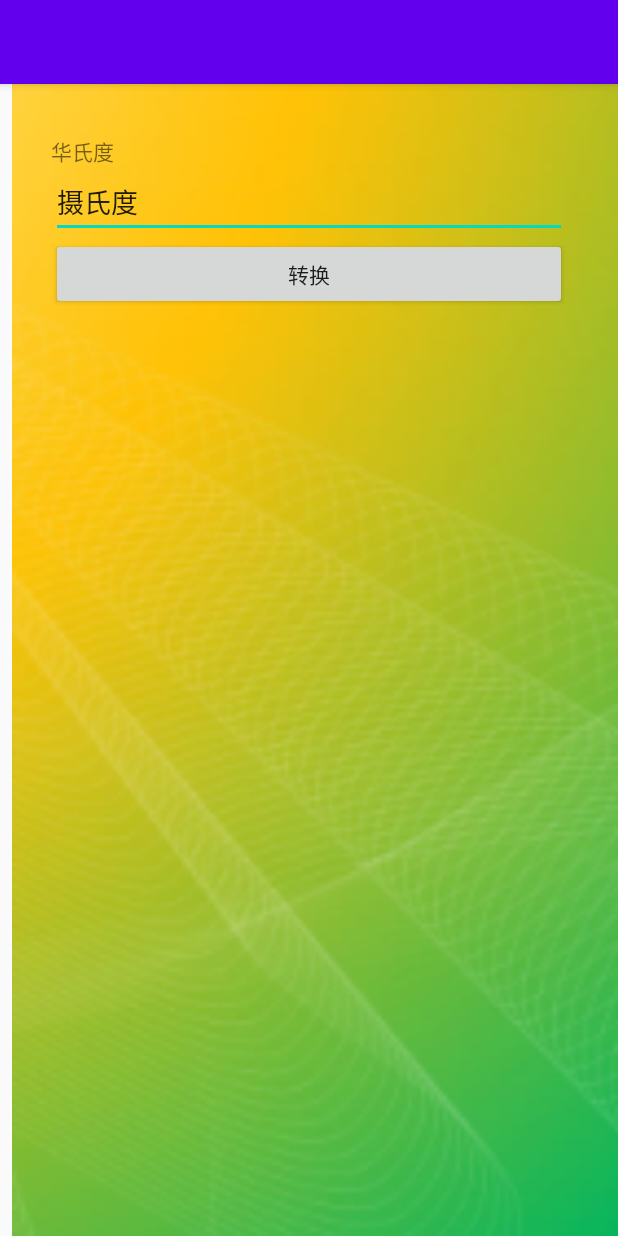
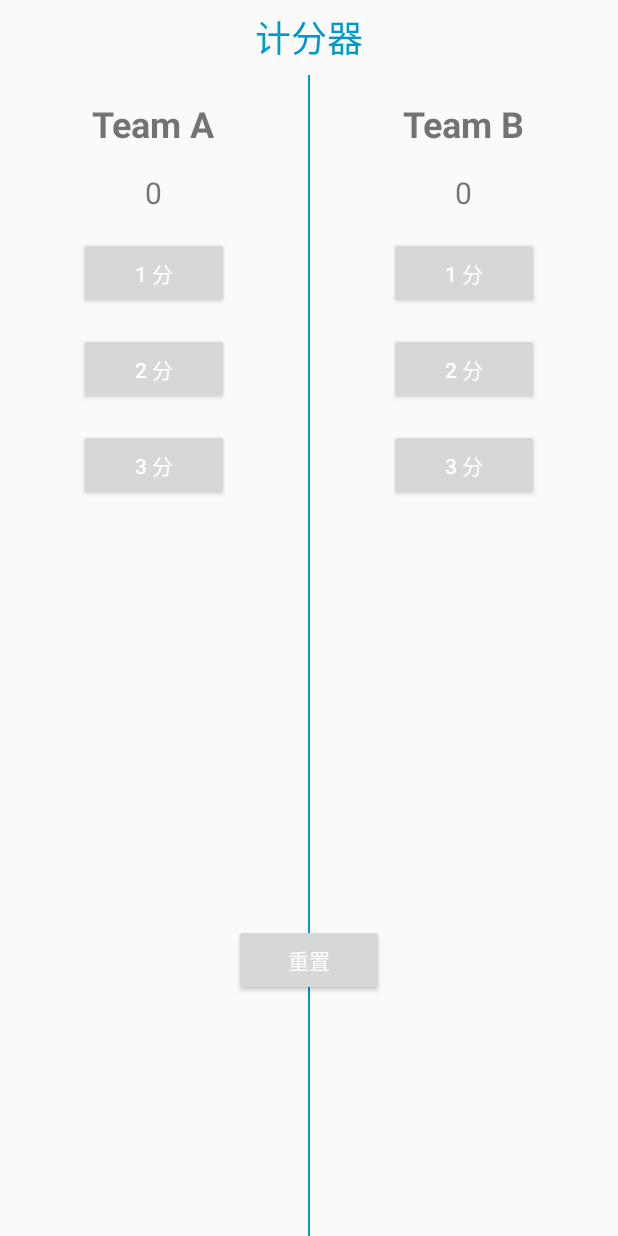
Before and after one commit to starplatunum/APP1, an Android app: the screen it shows after launch (MainActivity), on a phone screen of 412 x 824 dp. Run offline under Robolectric (Android 15) with nearby library versions, the phone set to English and light mode, and no system bars.

Commit message:
BasketballCourtCounter

```diff
--- a/app/src/main/AndroidManifest.xml
+++ b/app/src/main/AndroidManifest.xml
@@ -5,7 +5,7 @@
     <application
         android:allowBackup="true"
         android:icon="@mipmap/ic_launcher"
-        android:label="@string/app_name"
+
         android:roundIcon="@mipmap/ic_launcher_round"
         android:supportsRtl="true"
         android:theme="@style/AppTheme">
--- /dev/null
+++ b/app/src/main/java/com/example/app1/App.java
@@ -0,0 +1,20 @@
+package com.example.app1;
+
+import android.app.Activity;
+import android.app.Application;
+
+import java.util.Stack;
+
+public class App extends Application {
+    //是否第一次进入MainActivity
+    private static boolean newSession = true;
+
+    public static boolean getNewSession(){
+        return newSession;
+    }
+
+    public static void setNewSession(){
+        newSession = false;
+    }
+
+}
--- /dev/null
+++ b/app/src/main/java/com/example/app1/BasketballCourtCounterActivity.java
@@ -0,0 +1,109 @@
+package com.example.app1;
+
+import androidx.appcompat.app.AppCompatActivity;
+
+import android.app.Activity;
+import android.app.AlertDialog;
+import android.content.Intent;
+import android.os.Bundle;
+import android.view.View;
+import android.widget.TextView;
+
+public class BasketballCourtCounterActivity extends Activity {
+
+    @Override
+    protected void onCreate(Bundle savedInstanceState) {
+        super.onCreate(savedInstanceState);
+        setContentView(R.layout.activity_basketball_court_counter);
+        alert("篮球比赛计分器使用说明", "1、可点按各个加分按钮进行加分\n2、重置按钮可重置比分");
+    }
+
+    @Override
+    public void onBackPressed() {
+        super.onBackPressed();
+    }
+
+    public void backHome(View view) {
+        /*
+         * 返回主页
+         * */
+        this.finish();
+        onBackPressed();
+    }
+
+    public void teamA_AddScore(View view) {
+        /*
+         * Team A加score分
+         * @Param oldScore 原成绩
+         * @Param score  要加的成绩
+         * */
+        TextView teamAScore = (TextView) findViewById(R.id.teamAScore);
+        int oldScore = Integer.parseInt(teamAScore.getText().toString());
+        int score = Integer.parseInt(view.getTag().toString());
+        teamAScore.setText("" + (score + oldScore));
+    }
+
+    public void teamB_AddScore(View view) {
+        /*
+         * Team B加score分
+         * @Param oldScore 原成绩
+         * @Param score  要加的成绩
+         * */
+        TextView teamBScore = (TextView) findViewById(R.id.teamBScore);
+        int oldScore = Integer.parseInt((String) teamBScore.getText());
+        int score = Integer.parseInt(view.getTag().toString());
+        teamBScore.setText("" + (score + oldScore));
+    }
+
+    public void reset(View view) {
+        /*
+         * 重置比分
+         * */
+        TextView teamAScore = (TextView) findViewById(R.id.teamAScore);
+        TextView teamBScore = (TextView) findViewById(R.id.teamBScore);
+        teamAScore.setText("0");
+        teamBScore.setText("0");
+
+        /*
+         * 发送提示信息
+         * */
+        alert("重置成功！");
+    }
+
+    private void alert(String message) {
+        /*
+         * 提示信息
+         * */
+        AlertDialog.Builder builder = new AlertDialog.Builder(this);
+        builder.setTitle("提示");
+        builder.setMessage(message);
+        builder.show();
+    }
+
+    private void alert(String title, String message) {
+        /*
+         * 提示信息
+         * */
+        AlertDialog.Builder builder = new AlertDialog.Builder(this);
+        builder.setTitle(title);
+        builder.setMessage(message);
+        builder.show();
+    }
+
+    public void over(View view) {
+        /*
+         * 结算比赛得分
+         * */
+        TextView teamAScore = findViewById(R.id.teamAScore);
+        TextView teamBScore = findViewById(R.id.teamBScore);
+
+        int teamAscore = Integer.parseInt(teamAScore.getText().toString());
+        int teamBscore = Integer.parseInt(teamBScore.getText().toString());
+
+        if(teamAscore == teamBscore)alert("比赛结果","难分伯仲！");
+        else if(teamAscore > teamBscore)alert("比赛结果","Team A取得了最后胜利！");
+        else alert("比赛结果","Team B取得了最后胜利！");
+    }
+
+
+}
--- a/app/src/main/java/com/example/app1/ButtonActivity.java
+++ /dev/null
@@ -1,5 +0,0 @@
-package com.example.app1;
-
-public class ButtonActivity {
-    //add something......
-}
--- a/app/src/main/java/com/example/app1/MainActivity.java
+++ b/app/src/main/java/com/example/app1/MainActivity.java
@@ -1,20 +1,22 @@
 package com.example.app1;
 
-import androidx.appcompat.app.AppCompatActivity;
-
+import android.app.Activity;
+import android.content.Intent;
 import android.os.Bundle;
 import android.view.View;
-import android.widget.Button;
 
-public class MainActivity extends AppCompatActivity {
-    private Button button1;
+public class MainActivity extends Activity {
+
     @Override
     protected void onCreate(Bundle savedInstanceState) {
         super.onCreate(savedInstanceState);
-        setContentView(R.layout.activity_main);
-        button1 = findViewById(R.id.button1);
+        setContentView(R.layout.activity_basketball_court_counter);
+
     }
 
-    public void btn(View view) {
+    public void jumpBasketballCourtCounter(View view) {   //跳转篮球计分器页面
+        Intent intent = new Intent();
+        intent.setClass(MainActivity.this, BasketballCourtCounterActivity.class);
+        startActivity(intent);
     }
 }
--- /dev/null
+++ b/app/src/main/res/layout/activity_basketball_court_counter.xml
@@ -0,0 +1,151 @@
+<?xml version="1.0" encoding="utf-8"?>
+<RelativeLayout xmlns:android="http://schemas.android.com/apk/res/android"
+    xmlns:app="http://schemas.android.com/apk/res-auto"
+    xmlns:tools="http://schemas.android.com/tools"
+    android:layout_width="match_parent"
+    android:layout_height="match_parent"
+    tools:context=".BasketballCourtCounterActivity">
+
+    <LinearLayout
+        android:layout_width="match_parent"
+        android:layout_height="match_parent"
+        android:layout_alignParentStart="true"
+        android:layout_alignParentLeft="true"
+        android:layout_alignParentTop="true"
+        android:orientation="vertical">
+        <RelativeLayout
+            android:layout_width="match_parent"
+            android:layout_height="50dp">
+            <TextView
+                android:layout_width="wrap_content"
+                android:layout_height="wrap_content"
+                android:text="计分器"
+                android:layout_centerInParent="true"
+                android:textSize="24sp"
+                android:textColor="@android:color/holo_blue_dark"/>
+
+        </RelativeLayout>
+        <RelativeLayout
+            android:layout_width="match_parent"
+            android:layout_height="0dp"
+            android:layout_weight="1">
+            <LinearLayout
+                android:layout_width="match_parent"
+                android:layout_height="match_parent"
+                android:orientation="horizontal"
+                android:weightSum="2">
+                <LinearLayout
+                    android:layout_width="0dp"
+                    android:layout_height="match_parent"
+                    android:layout_weight="1"
+                    android:orientation="vertical">
+                    <TextView
+                        android:layout_width="wrap_content"
+                        android:layout_height="wrap_content"
+                        android:layout_gravity="center"
+                        android:layout_marginTop="16dp"
+                        android:text="Team A"
+                        android:textSize="24sp"
+                        android:textStyle="bold" />
+                    <TextView
+                        android:id="@+id/teamAScore"
+                        android:layout_width="wrap_content"
+                        android:layout_height="wrap_content"
+                        android:text="0"
+                        android:layout_gravity="center"
+                        android:textSize="20sp"
+                        android:layout_marginTop="16dp"/>
+                    <Button
+                        android:layout_width="100dp"
+                        android:layout_height="wrap_content"
+                        android:layout_gravity="center"
+                        android:layout_marginTop="16dp"
+                        android:text="1 分"
+                        android:textColor="@android:color/white"
+                        android:onClick="teamA_AddScore"
+                        android:tag="1"/>
+                    <Button
+                        android:layout_width="100dp"
+                        android:layout_height="wrap_content"
+                        android:layout_gravity="center"
+                        android:layout_marginTop="16dp"
+                        android:text="2 分"
+                        android:textColor="@android:color/white"
+                        android:onClick="teamA_AddScore"
+                        android:tag="2"/>
+                    <Button
+                        android:layout_width="100dp"
+                        android:layout_height="wrap_content"
+                        android:layout_gravity="center"
+                        android:layout_marginTop="16dp"
+                        android:text="3 分"
+                        android:textColor="@android:color/white"
+                        android:onClick="teamA_AddScore"
+                        android:tag="3"/>
+                </LinearLayout>
+                <View
+                    android:layout_width="1dp"
+                    android:layout_height="match_parent"
+                    android:background="@android:color/holo_blue_dark" />
+                <LinearLayout
+                    android:layout_width="0dp"
+                    android:layout_height="match_parent"
+                    android:layout_weight="1"
+                    android:orientation="vertical">
+                    <TextView
+                        android:layout_width="wrap_content"
+                        android:layout_height="wrap_content"
+                        android:layout_gravity="center"
+                        android:layout_marginTop="16dp"
+                        android:text="Team B"
+                        android:textSize="24sp"
+                        android:textStyle="bold" />
+                    <TextView
+                        android:layout_width="wrap_content"
+                        android:layout_height="wrap_content"
+                        android:id="@+id/teamBScore"
+                        android:text="0"
+                        android:layout_gravity="center"
+                        android:textSize="20sp"
+                        android:layout_marginTop="16dp"/>
+                    <Button
+                        android:layout_width="100dp"
+                        android:layout_height="wrap_content"
+                        android:layout_gravity="center"
+                        android:layout_marginTop="16dp"
+                        android:text="1 分"
+                        android:textColor="@android:color/white"
+                        android:onClick="teamB_AddScore"
+                        android:tag="1"/>
+                    <Button
+                        android:layout_width="100dp"
+                        android:layout_height="wrap_content"
+                        android:layout_gravity="center"
+                        android:layout_marginTop="16dp"
+                        android:text="2 分"
+                        android:textColor="@android:color/white"
+                        android:onClick="teamB_AddScore"
+                        android:tag="2"/>
+                    <Button
+                        android:layout_width="100dp"
+                        android:layout_height="wrap_content"
+                        android:layout_gravity="center"
+                        android:layout_marginTop="16dp"
+                        android:text="3 分"
+                        android:textColor="@android:color/white"
+                        android:onClick="teamB_AddScore"
+                        android:tag="3"/>
+                </LinearLayout>
+            </LinearLayout>
+            <Button
+                android:layout_width="100dp"
+                android:layout_height="wrap_content"
+                android:layout_alignParentBottom="true"
+                android:layout_centerInParent="true"
+                android:layout_marginBottom="160dp"
+                android:text="重置"
+                android:textColor="@android:color/white"
+                android:onClick="reset"/>
+        </RelativeLayout>
+    </LinearLayout>
+</RelativeLayout>
--- a/app/src/main/res/layout/activity_main.xml
+++ /dev/null
@@ -1,48 +0,0 @@
-<?xml version="1.0" encoding="utf-8"?>
-<androidx.constraintlayout.widget.ConstraintLayout xmlns:android="http://schemas.android.com/apk/res/android"
-    xmlns:app="http://schemas.android.com/apk/res-auto"
-    xmlns:tools="http://schemas.android.com/tools"
-    android:layout_width="match_parent"
-    android:layout_height="match_parent"
-    tools:context=".MainActivity">
-
-    <ImageView
-        android:id="@+id/imageView2"
-        android:layout_width="543dp"
-        android:layout_height="879dp"
-        app:srcCompat="@mipmap/pic1"
-        tools:layout_editor_absoluteX="-53dp"
-        tools:layout_editor_absoluteY="-100dp"
-        tools:ignore="MissingConstraints" />
-
-    <LinearLayout
-        android:layout_width="match_parent"
-        android:layout_height="match_parent"
-        android:layout_margin="16dp"
-        android:padding="18dp"
-        android:orientation="vertical">
-
-        <TextView
-            android:id="@+id/textView2"
-            android:layout_width="match_parent"
-            android:layout_height="wrap_content"
-            android:text="@string/text1" />
-
-        <EditText
-            android:id="@+id/editTextTextPersonName"
-            android:layout_width="match_parent"
-            android:layout_height="wrap_content"
-            android:ems="10"
-            android:inputType="textPersonName"
-            android:text="@string/text2" />
-
-        <Button
-            android:id="@+id/button1"
-            android:layout_width="match_parent"
-            android:layout_height="wrap_content"
-            android:onClick="btn"
-            android:text="@string/text3" />
-
-    </LinearLayout>
-
-</androidx.constraintlayout.widget.ConstraintLayout>
--- a/app/src/main/res/values/strings.xml
+++ b/app/src/main/res/values/strings.xml
@@ -2,7 +2,7 @@
     android:text1="@string/text"
     android:text2="@string/text"
     android:text3="@string/text"
-    <string name="text1">华氏度</string>
+    <string name="text1">计分器</string>
     <string name="text2">摄氏度</string>
     <string name="text3">转换</string>
 
```
